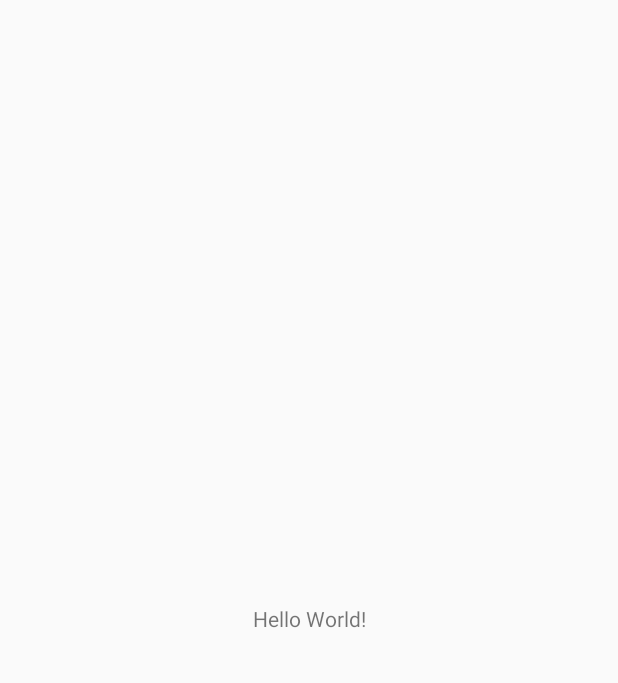
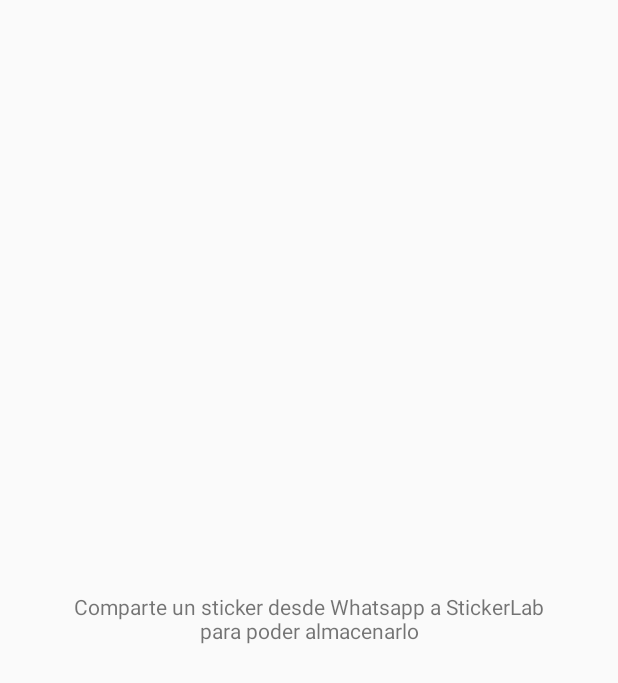
Before and after one commit to DanielFernandezPacheco/StickerLab, an Android app: the screen it shows after launch (MainActivity), on a phone screen of 412 x 824 dp. Before the commit the part shown is almost empty. Shown: the top 683 px of the screen. Run offline under Robolectric (Android 15) with nearby library versions, the phone set to English and light mode, and no system bars.

Commit message:
recibe sticker desde whatsapp (solo para testing)

```diff
--- a/app/src/main/java/es/fdi/stickerlab/MainActivity.java
+++ b/app/src/main/java/es/fdi/stickerlab/MainActivity.java
@@ -2,13 +2,58 @@ package es.fdi.stickerlab;
 
 import androidx.appcompat.app.AppCompatActivity;
 
+import android.content.Intent;
+import android.graphics.Bitmap;
+import android.net.Uri;
 import android.os.Bundle;
+import android.os.ParcelFileDescriptor;
+import android.provider.MediaStore;
+import android.util.Log;
+import android.view.View;
+import android.widget.ImageView;
+import android.widget.TextView;
+
+import java.io.IOException;
 
 public class MainActivity extends AppCompatActivity {
+    private Intent requestFileIntent;
+    private ParcelFileDescriptor inputPFD;
+    private ImageView img;
+    private TextView info;
 
     @Override
     protected void onCreate(Bundle savedInstanceState) {
         super.onCreate(savedInstanceState);
         setContentView(R.layout.activity_main);
+        // Get intent, action and MIME type
+        Intent intent = getIntent();
+        String action = intent.getAction();
+        String type = intent.getType();
+        img = (ImageView) findViewById(R.id.image);
+        info = (TextView) findViewById(R.id.info);
+        if (Intent.ACTION_SEND.equals(action) && type != null) {
+            if (type.startsWith("image/webp")) {// con image/webp solo recibe stickers
+                handleSendImage(intent); // Handle single image being sent
+            }
+        } else {
+            Log.d("RECIBIDO", "otro");
+        }
+
+    }
+
+    void handleSendImage(Intent intent) {
+        Uri imageUri = (Uri) intent.getParcelableExtra(Intent.EXTRA_STREAM);
+        if (imageUri != null) {
+            //img.setImageResource(R.drawable.intent.);
+            Log.d("RECIBIDO", "imagen");
+            try {
+                Bitmap bitmap = MediaStore.Images.Media.getBitmap(this.getContentResolver(), imageUri);
+
+                img.setImageBitmap(bitmap);
+                info.setVisibility(View.GONE);
+            } catch (IOException e) {
+                e.printStackTrace();
+            }
+        }
     }
 }
--- a/app/src/main/res/layout/activity_main.xml
+++ b/app/src/main/res/layout/activity_main.xml
@@ -6,13 +6,29 @@
     android:layout_height="match_parent"
     tools:context=".MainActivity">
 
-    <TextView
+
+    <ImageView
+        android:id="@+id/image"
         android:layout_width="wrap_content"
         android:layout_height="wrap_content"
-        android:text="Hello World!"
+        android:contentDescription="imagenRecibida"
         app:layout_constraintBottom_toBottomOf="parent"
-        app:layout_constraintLeft_toLeftOf="parent"
-        app:layout_constraintRight_toRightOf="parent"
+        app:layout_constraintEnd_toEndOf="parent"
+        app:layout_constraintStart_toStartOf="parent"
+        app:layout_constraintTop_toTopOf="parent"
+        tools:srcCompat="@tools:sample/avatars" />
+
+    <TextView
+        android:id="@+id/info"
+        android:layout_width="329dp"
+        android:layout_height="58dp"
+        android:gravity="center|center_horizontal"
+        android:text="@string/imgInfo"
+        app:layout_constraintBottom_toBottomOf="parent"
+        app:layout_constraintEnd_toEndOf="parent"
+        app:layout_constraintHorizontal_bias="0.497"
+        app:layout_constraintStart_toStartOf="parent"
         app:layout_constraintTop_toTopOf="parent" />
 
+
 </androidx.constraintlayout.widget.ConstraintLayout>
--- a/app/src/main/res/values/strings.xml
+++ b/app/src/main/res/values/strings.xml
@@ -1,3 +1,5 @@
 <resources>
     <string name="app_name">StickerLab</string>
+    <string name="ImagenRecibida">ImagenRecibida</string>
+    <string name="imgInfo">Comparte un sticker desde Whatsapp a StickerLab para poder almacenarlo</string>
 </resources>
```
Also changed, not shown: app/src/main/AndroidManifest.xml (+15 -0 lines).
